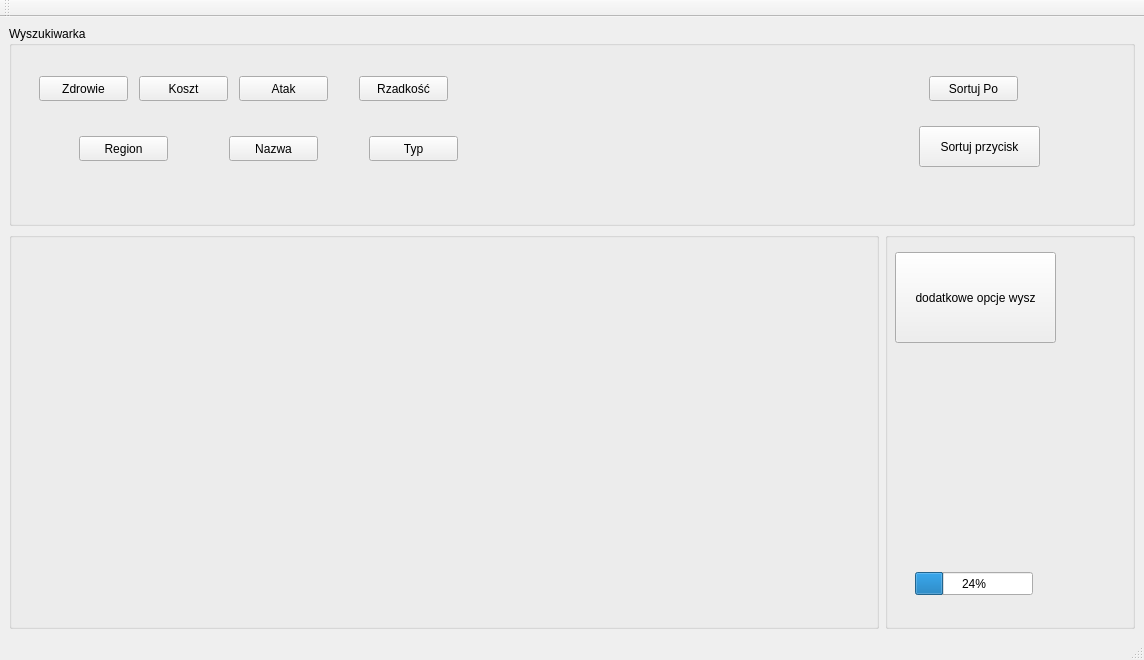
Old version of the form mainwindow.ui in the repository marcinwozniak0/BakcylProgramowania_2020.
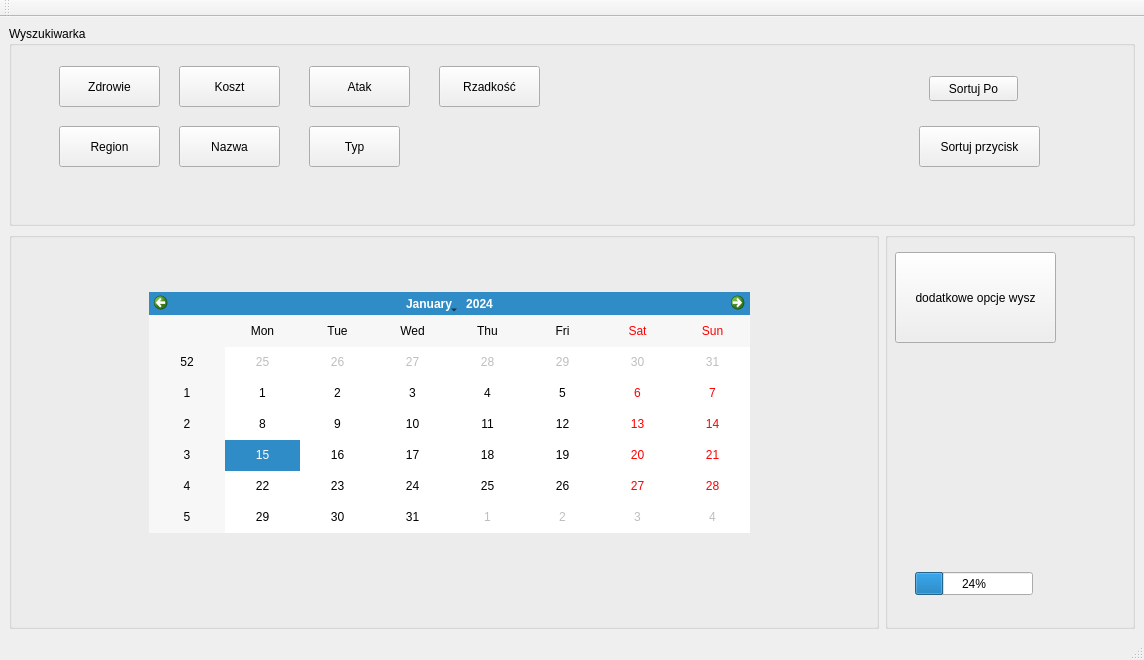
New version of the form.

Commit message: Create the basic template :)

Diff of the .ui file:
```diff
--- a/mainwindow.ui
+++ b/mainwindow.ui
@@ -21,6 +21,23 @@
   </property>
   <widget class="QWidget" name="centralwidget">
    <layout class="QGridLayout" name="gridLayout">
+    <item row="1" column="0">
+     <widget class="QGroupBox" name="groupBox_2">
+      <property name="title">
+       <string/>
+      </property>
+      <widget class="QCalendarWidget" name="calendarWidget">
+       <property name="geometry">
+        <rect>
+         <x>140</x>
+         <y>60</y>
+         <width>601</width>
+         <height>241</height>
+        </rect>
+       </property>
+      </widget>
+     </widget>
+    </item>
     <item row="1" column="1">
      <widget class="QGroupBox" name="groupBox_3">
       <property name="maximumSize">
@@ -60,13 +77,6 @@
       </widget>
      </widget>
     </item>
-    <item row="1" column="0">
-     <widget class="QGroupBox" name="groupBox_2">
-      <property name="title">
-       <string/>
-      </property>
-     </widget>
-    </item>
     <item row="0" column="0" colspan="2">
      <widget class="QGroupBox" name="groupBox">
       <property name="maximumSize">
@@ -81,10 +91,10 @@
       <widget class="QPushButton" name="pushButton">
        <property name="geometry">
         <rect>
-         <x>30</x>
-         <y>50</y>
-         <width>89</width>
-         <height>25</height>
+         <x>50</x>
+         <y>40</y>
+         <width>101</width>
+         <height>41</height>
         </rect>
        </property>
        <property name="text">
@@ -94,10 +104,10 @@
       <widget class="QPushButton" name="pushButton_2">
        <property name="geometry">
         <rect>
-         <x>70</x>
-         <y>110</y>
-         <width>89</width>
-         <height>25</height>
+         <x>50</x>
+         <y>100</y>
+         <width>101</width>
+         <height>41</height>
         </rect>
        </property>
        <property name="text">
@@ -107,10 +117,10 @@
       <widget class="QPushButton" name="pushButton_3">
        <property name="geometry">
         <rect>
-         <x>130</x>
-         <y>50</y>
-         <width>89</width>
-         <height>25</height>
+         <x>170</x>
+         <y>40</y>
+         <width>101</width>
+         <height>41</height>
         </rect>
        </property>
        <property name="text">
@@ -120,10 +130,10 @@
       <widget class="QPushButton" name="pushButton_4">
        <property name="geometry">
         <rect>
-         <x>220</x>
-         <y>110</y>
-         <width>89</width>
-         <height>25</height>
+         <x>170</x>
+         <y>100</y>
+         <width>101</width>
+         <height>41</height>
         </rect>
        </property>
        <property name="text">
@@ -133,10 +143,10 @@
       <widget class="QPushButton" name="pushButton_5">
        <property name="geometry">
         <rect>
-         <x>230</x>
-         <y>50</y>
-         <width>89</width>
-         <height>25</height>
+         <x>300</x>
+         <y>40</y>
+         <width>101</width>
+         <height>41</height>
         </rect>
        </property>
        <property name="text">
@@ -146,10 +156,10 @@
       <widget class="QPushButton" name="pushButton_7">
        <property name="geometry">
         <rect>
-         <x>350</x>
-         <y>50</y>
-         <width>89</width>
-         <height>25</height>
+         <x>430</x>
+         <y>40</y>
+         <width>101</width>
+         <height>41</height>
         </rect>
        </property>
        <property name="text">
@@ -159,10 +169,10 @@
       <widget class="QPushButton" name="pushButton_8">
        <property name="geometry">
         <rect>
-         <x>360</x>
-         <y>110</y>
-         <width>89</width>
-         <height>25</height>
+         <x>300</x>
+         <y>100</y>
+         <width>91</width>
+         <height>41</height>
         </rect>
        </property>
        <property name="text">
```
